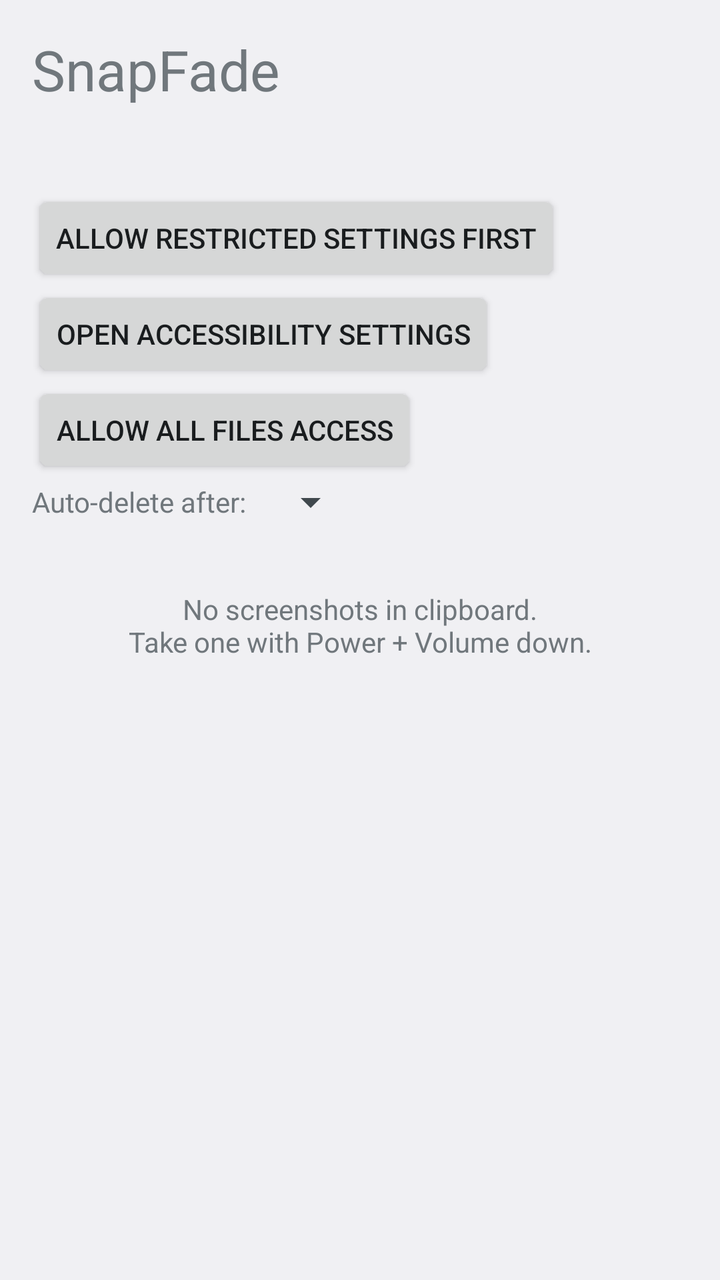
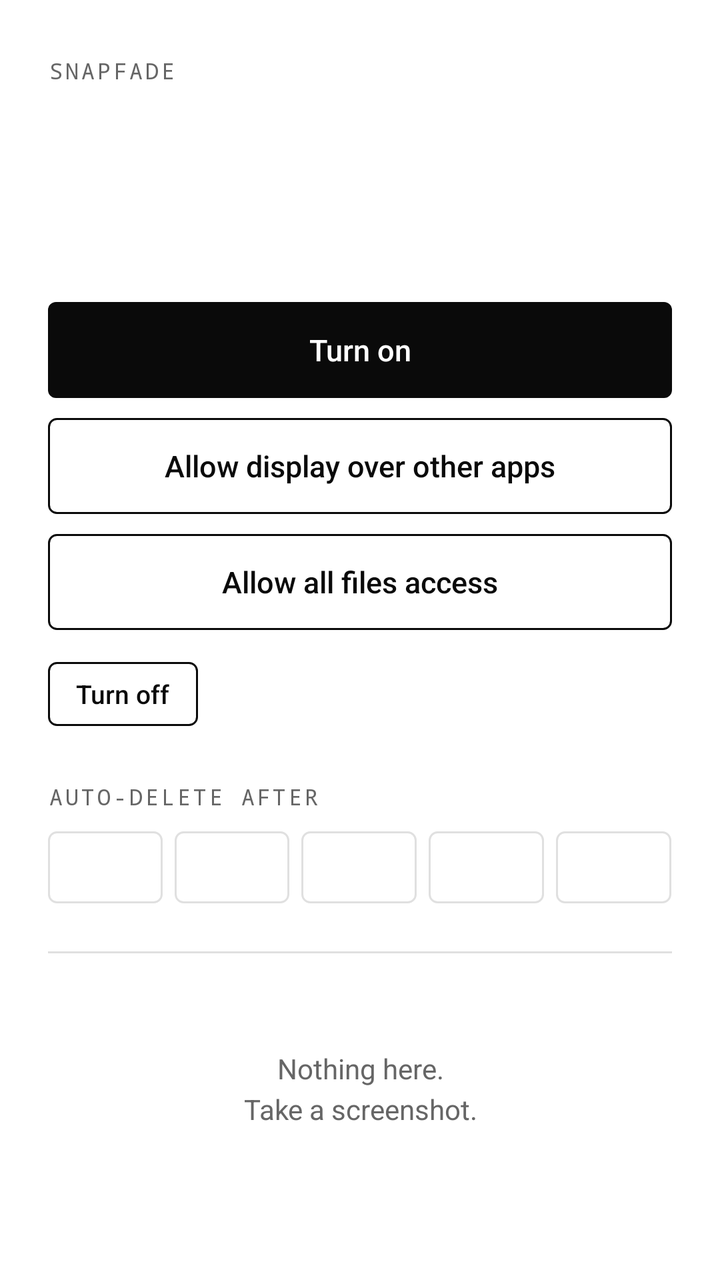

An Android layout rendered at two revisions. The XML below is the earlier revision; the diff shows what the commit changed to produce the second picture.
<!-- AndroidManifest.xml: application theme AppTheme -->
<!-- res/layout/activity_main.xml -->
<?xml version="1.0" encoding="utf-8"?>
<FrameLayout xmlns:android="http://schemas.android.com/apk/res/android"
    android:layout_width="match_parent"
    android:layout_height="match_parent"
    android:fitsSystemWindows="true">
<LinearLayout
    android:layout_width="match_parent"
    android:layout_height="match_parent"
    android:orientation="vertical"
    android:padding="16dp">

    <TextView
        android:layout_width="match_parent"
        android:layout_height="wrap_content"
        android:text="@string/app_name"
        android:textSize="28sp"
        android:paddingBottom="8dp" />

    <TextView
        android:id="@+id/status"
        android:layout_width="match_parent"
        android:layout_height="wrap_content"
        android:textSize="16sp"
        android:paddingBottom="12dp" />

    <Button
        android:id="@+id/restricted"
        android:layout_width="wrap_content"
        android:layout_height="wrap_content"
        android:text="@string/allow_restricted" />

    <Button
        android:id="@+id/settings"
        android:layout_width="wrap_content"
        android:layout_height="wrap_content"
        android:text="@string/open_settings" />

    <Button
        android:id="@+id/files"
        android:layout_width="wrap_content"
        android:layout_height="wrap_content"
        android:text="@string/open_files" />

    <LinearLayout
        android:layout_width="match_parent"
        android:layout_height="wrap_content"
        android:orientation="horizontal"
        android:gravity="center_vertical"
        android:paddingBottom="8dp">

        <TextView
            android:layout_width="wrap_content"
            android:layout_height="wrap_content"
            android:text="@string/expiry_label"
            android:textSize="14sp"
            android:paddingEnd="8dp" />

        <Spinner
            android:id="@+id/expiry"
            android:layout_width="wrap_content"
            android:layout_height="wrap_content" />
    </LinearLayout>

    <TextView
        android:id="@+id/empty"
        android:layout_width="match_parent"
        android:layout_height="wrap_content"
        android:paddingTop="24dp"
        android:gravity="center"
        android:text="@string/empty" />

    <ListView
        android:id="@+id/list"
        android:layout_width="match_parent"
        android:layout_height="0dp"
        android:layout_weight="1"
        android:divider="@null"
        android:dividerHeight="8dp" />
</LinearLayout>
</FrameLayout>
<!-- resources referenced by this layout -->
<resources>
  <string name="allow_restricted">Allow restricted settings first</string>
  <string name="empty">No screenshots in clipboard.\nTake one with Power + Volume down.</string>
  <string name="expiry_label">Auto-delete after:</string>
  <string name="open_files">Allow All files access</string>
  <string name="open_settings">Open Accessibility settings</string>
  <style name="AppTheme" parent="@android:style/Theme.DeviceDefault.DayNight">
          <item name="android:windowNoTitle">true</item>
          <item name="android:windowActionBar">false</item>
      </style>
  <!-- unchanged entries left out for length: 1 -->
</resources>

<!-- the commit's change to res/layout/activity_main.xml (unified diff, before → after) -->
@@ -3,78 +3,103 @@
     android:layout_width="match_parent"
     android:layout_height="match_parent"
     android:fitsSystemWindows="true">
-<LinearLayout
-    android:layout_width="match_parent"
-    android:layout_height="match_parent"
-    android:orientation="vertical"
-    android:padding="16dp">
-
-    <TextView
-        android:layout_width="match_parent"
-        android:layout_height="wrap_content"
-        android:text="@string/app_name"
-        android:textSize="28sp"
-        android:paddingBottom="8dp" />
-
-    <TextView
-        android:id="@+id/status"
-        android:layout_width="match_parent"
-        android:layout_height="wrap_content"
-        android:textSize="16sp"
-        android:paddingBottom="12dp" />
-
-    <Button
-        android:id="@+id/restricted"
-        android:layout_width="wrap_content"
-        android:layout_height="wrap_content"
-        android:text="@string/allow_restricted" />
-
-    <Button
-        android:id="@+id/settings"
-        android:layout_width="wrap_content"
-        android:layout_height="wrap_content"
-        android:text="@string/open_settings" />
-
-    <Button
-        android:id="@+id/files"
-        android:layout_width="wrap_content"
-        android:layout_height="wrap_content"
-        android:text="@string/open_files" />
 
     <LinearLayout
         android:layout_width="match_parent"
-        android:layout_height="wrap_content"
-        android:orientation="horizontal"
-        android:gravity="center_vertical"
-        android:paddingBottom="8dp">
+        android:layout_height="match_parent"
+        android:orientation="vertical"
+        android:paddingHorizontal="24dp"
+        android:paddingTop="28dp">
 
         <TextView
-            android:layout_width="wrap_content"
+            style="@style/Label"
+            android:text="@string/app_name" />
+
+        <TextView
+            android:id="@+id/status"
+            android:layout_width="match_parent"
             android:layout_height="wrap_content"
-            android:text="@string/expiry_label"
-            android:textSize="14sp"
-            android:paddingEnd="8dp" />
+            android:paddingTop="18dp"
+            android:fontFamily="sans-serif-medium"
+            android:letterSpacing="-0.02"
+            android:textColor="@color/fg"
+            android:textSize="34sp" />
 
-        <Spinner
+        <TextView
+            android:id="@+id/hint"
+            android:layout_width="match_parent"
+            android:layout_height="wrap_content"
+            android:paddingTop="6dp"
+            android:textColor="@color/muted"
+            android:textSize="14sp" />
+
+        <Button
+            android:id="@+id/enable"
+            style="@style/Btn.Primary"
+            android:layout_marginTop="20dp"
+            android:text="@string/turn_on" />
+
+        <Button
+            android:id="@+id/overlay"
+            style="@style/Btn.Outline"
+            android:text="@string/allow_overlay" />
+
+        <Button
+            android:id="@+id/files"
+            style="@style/Btn.Outline"
+            android:text="@string/open_files" />
+
+        <Button
+            android:id="@+id/disable"
+            style="@style/Btn.Small"
+            android:layout_marginTop="16dp"
+            android:text="@string/turn_off" />
+
+        <TextView
+            style="@style/Label"
+            android:paddingTop="28dp"
+            android:text="@string/expiry_label" />
+
+        <RadioGroup
             android:id="@+id/expiry"
-            android:layout_width="wrap_content"
-            android:layout_height="wrap_content" />
+            android:layout_width="match_parent"
+            android:layout_height="wrap_content"
+            android:layout_marginEnd="-6dp"
+            android:orientation="horizontal"
+            android:paddingTop="10dp">
+
+            <RadioButton style="@style/Seg" />
+            <RadioButton style="@style/Seg" />
+            <RadioButton style="@style/Seg" />
+            <RadioButton style="@style/Seg" />
+            <RadioButton style="@style/Seg" />
+        </RadioGroup>
+
+        <View
+            android:layout_width="match_parent"
+            android:layout_height="1dp"
+            android:layout_marginTop="24dp"
+            android:background="@color/border" />
+
+        <TextView
+            android:id="@+id/empty"
+            android:layout_width="match_parent"
+            android:layout_height="wrap_content"
+            android:gravity="center"
+            android:lineSpacingExtra="4dp"
+            android:paddingTop="48dp"
+            android:text="@string/empty"
+            android:textColor="@color/muted"
+            android:textSize="14sp" />
+
+        <ListView
+            android:id="@+id/list"
+            android:layout_width="match_parent"
+            android:layout_height="0dp"
+            android:layout_weight="1"
+            android:divider="@color/border"
+            android:dividerHeight="1dp"
+            android:listSelector="@android:color/transparent"
+            android:scrollbars="none" />
     </LinearLayout>
-
-    <TextView
-        android:id="@+id/empty"
-        android:layout_width="match_parent"
-        android:layout_height="wrap_content"
-        android:paddingTop="24dp"
-        android:gravity="center"
-        android:text="@string/empty" />
-
-    <ListView
-        android:id="@+id/list"
-        android:layout_width="match_parent"
-        android:layout_height="0dp"
-        android:layout_weight="1"
-        android:divider="@null"
-        android:dividerHeight="8dp" />
-</LinearLayout>
 </FrameLayout>
<!-- resource entries referenced after the edit -->
@@ -1,13 +1,94 @@
 <!-- resources referenced by this layout -->
 <resources>
-  <string name="allow_restricted">Allow restricted settings first</string>
-  <string name="empty">No screenshots in clipboard.\nTake one with Power + Volume down.</string>
-  <string name="expiry_label">Auto-delete after:</string>
-  <string name="open_files">Allow All files access</string>
-  <string name="open_settings">Open Accessibility settings</string>
-  <style name="AppTheme" parent="@android:style/Theme.DeviceDefault.DayNight">
+  <color name="border">#E0E0E0</color>
+  <color name="fg">#0A0A0A</color>
+  <color name="muted">#666666</color>
+  <string name="allow_overlay">Allow display over other apps</string>
+  <string name="empty">Nothing here.\nTake a screenshot.</string>
+  <string name="expiry_label">Auto-delete after</string>
+  <string name="open_files">Allow all files access</string>
+  <string name="turn_off">Turn off</string>
+  <string name="turn_on">Turn on</string>
+  <style name="Btn.Outline">
+          <item name="android:background">@drawable/btn_outline</item>
+          <item name="android:textColor">@color/fg</item>
+      </style>
+  <style name="Btn.Primary">
+          <item name="android:background">@drawable/btn_primary</item>
+          <item name="android:textColor">@color/bg</item>
+      </style>
+  <style name="Btn.Small" parent="Btn.Outline">
+          <item name="android:layout_width">wrap_content</item>
+          <item name="android:layout_height">32dp</item>
+          <item name="android:layout_marginTop">0dp</item>
+          <item name="android:textSize">13sp</item>
+          <item name="android:paddingHorizontal">14dp</item>
+          <item name="android:minWidth">0dp</item>
+          <item name="android:minHeight">0dp</item>
+      </style>
+  <style name="Label">
+          <item name="android:layout_width">wrap_content</item>
+          <item name="android:layout_height">wrap_content</item>
+          <item name="android:fontFamily">monospace</item>
+          <item name="android:textSize">11sp</item>
+          <item name="android:letterSpacing">0.12</item>
+          <item name="android:textAllCaps">true</item>
+          <item name="android:textColor">@color/muted</item>
+      </style>
+  <style name="Seg">
+          <item name="android:layout_width">0dp</item>
+          <item name="android:layout_height">36dp</item>
+          <item name="android:layout_weight">1</item>
+          <item name="android:layout_marginEnd">6dp</item>
+          <item name="android:button">@null</item>
+          <item name="android:background">@drawable/seg_bg</item>
+          <item name="android:textColor">@color/seg_text</item>
+          <item name="android:textSize">13sp</item>
+          <item name="android:fontFamily">monospace</item>
+          <item name="android:gravity">center</item>
+      </style>
+  <style name="AppTheme" parent="AppTheme.Base">
+          <item name="android:windowLightStatusBar">true</item>
+          <item name="android:windowLightNavigationBar">true</item>
+      </style>
+  <!-- drawable btn_outline (drawable) -->
+  <shape xmlns:android="http://schemas.android.com/apk/res/android" android:shape="rectangle">
+      <stroke android:width="1dp" android:color="@color/fg" />
+      <corners android:radius="4dp" />
+  </shape>
+  <!-- drawable btn_primary (drawable) -->
+  <shape xmlns:android="http://schemas.android.com/apk/res/android" android:shape="rectangle">
+      <solid android:color="@color/fg" />
+      <corners android:radius="4dp" />
+  </shape>
+  <color name="bg">#FFFFFF</color>
+  <!-- drawable seg_bg (drawable) -->
+  <selector xmlns:android="http://schemas.android.com/apk/res/android">
+      <item android:state_checked="true">
+          <shape android:shape="rectangle">
+              <solid android:color="@color/fg" />
+              <corners android:radius="4dp" />
+          </shape>
+      </item>
+      <item>
+          <shape android:shape="rectangle">
+              <stroke android:width="1dp" android:color="@color/border" />
+              <corners android:radius="4dp" />
+          </shape>
+      </item>
+  </selector>
+  <style name="AppTheme.Base" parent="@android:style/Theme.DeviceDefault.DayNight">
           <item name="android:windowNoTitle">true</item>
           <item name="android:windowActionBar">false</item>
+          <item name="android:windowBackground">@color/bg</item>
+          <item name="android:colorBackground">@color/bg</item>
+          <item name="android:textColorPrimary">@color/fg</item>
+          <item name="android:textColorSecondary">@color/muted</item>
+          <item name="android:colorAccent">@color/fg</item>
+          <item name="android:colorControlActivated">@color/fg</item>
+          <item name="android:colorControlHighlight">#33808080</item>
+          <item name="android:statusBarColor">@android:color/transparent</item>
+          <item name="android:navigationBarColor">@android:color/transparent</item>
       </style>
   <!-- unchanged entries left out for length: 1 -->
 </resources>
